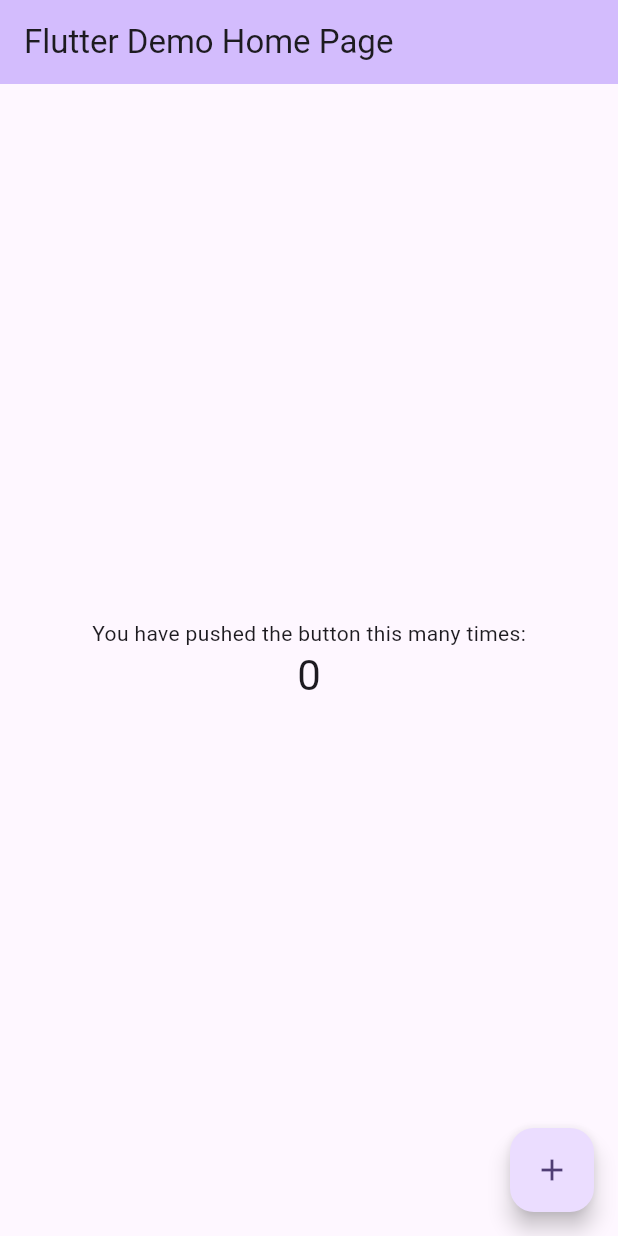
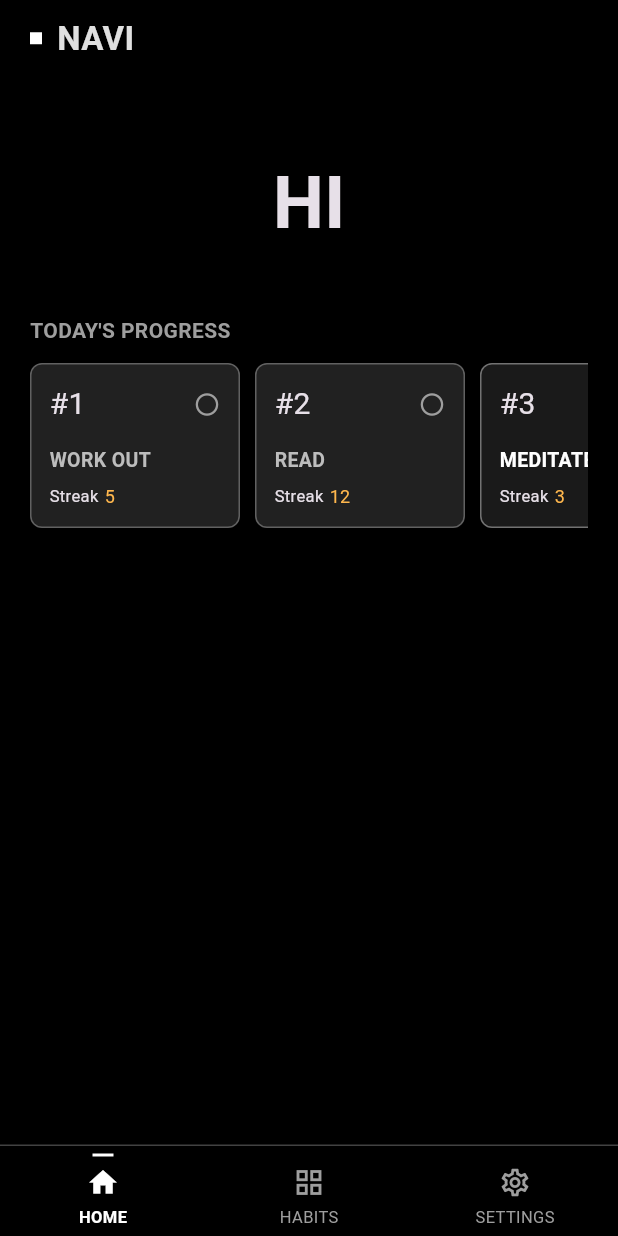
Before and after one commit to notwewnothing/Navi, a Flutter app: the screen it shows after launch, on a phone screen of 412 x 824 dp. Run offline on Flutter 3.47's test engine with Material 3 defaults, Android fonts, the phone set to English and light mode, and no system bars.

Commit message:
Added Navbar , Splash screen , Home Screen

```diff
--- a/lib/main.dart
+++ b/lib/main.dart
@@ -1,4 +1,5 @@
 import 'package:flutter/material.dart';
+import 'screens/splash_screen.dart';
 
 void main() {
   runApp(const MyApp());
@@ -7,116 +8,18 @@ void main() {
 class MyApp extends StatelessWidget {
   const MyApp({super.key});
 
-  // This widget is the root of your application.
   @override
   Widget build(BuildContext context) {
     return MaterialApp(
-      title: 'Flutter Demo',
+      title: 'navi',
       theme: ThemeData(
-        // This is the theme of your application.
-        //
-        // TRY THIS: Try running your application with "flutter run". You'll see
-        // the application has a purple toolbar. Then, without quitting the app,
-        // try changing the seedColor in the colorScheme below to Colors.green
-        // and then invoke "hot reload" (save your changes or press the "hot
-        // reload" button in a Flutter-supported IDE, or press "r" if you used
-        // the command line to start the app).
-        //
-        // Notice that the counter didn't reset back to zero; the application
-        // state is not lost during the reload. To reset the state, use hot
-        // restart instead.
-        //
-        // This works for code too, not just values: Most code changes can be
-        // tested with just a hot reload.
-        colorScheme: .fromSeed(seedColor: Colors.deepPurple),
+        scaffoldBackgroundColor: Colors.black,
+        colorScheme: ColorScheme.fromSeed(
+          seedColor: Colors.deepPurple,
+          brightness: Brightness.dark,
+        ),
       ),
-      home: const MyHomePage(title: 'Flutter Demo Home Page'),
+      home: const SplashScreen(),
     );
   }
 }
-
-class MyHomePage extends StatefulWidget {
-  const MyHomePage({super.key, required this.title});
-
-  // This widget is the home page of your application. It is stateful, meaning
-  // that it has a State object (defined below) that contains fields that affect
-  // how it looks.
-
-  // This class is the configuration for the state. It holds the values (in this
-  // case the title) provided by the parent (in this case the App widget) and
-  // used by the build method of the State. Fields in a Widget subclass are
-  // always marked "final".
-
-  final String title;
-
-  @override
-  State<MyHomePage> createState() => _MyHomePageState();
-}
-
-class _MyHomePageState extends State<MyHomePage> {
-  int _counter = 0;
-
-  void _incrementCounter() {
-    setState(() {
-      // This call to setState tells the Flutter framework that something has
-      // changed in this State, which causes it to rerun the build method below
-      // so that the display can reflect the updated values. If we changed
-      // _counter without calling setState(), then the build method would not be
-      // called again, and so nothing would appear to happen.
-      _counter++;
-    });
-  }
-
-  @override
-  Widget build(BuildContext context) {
-    // This method is rerun every time setState is called, for instance as done
-    // by the _incrementCounter method above.
-    //
-    // The Flutter framework has been optimized to make rerunning build methods
-    // fast, so that you can just rebuild anything that needs updating rather
-    // than having to individually change instances of widgets.
-    return Scaffold(
-      appBar: AppBar(
-        // TRY THIS: Try changing the color here to a specific color (to
-        // Colors.amber, perhaps?) and trigger a hot reload to see the AppBar
-        // change color while the other colors stay the same.
-        backgroundColor: Theme.of(context).colorScheme.inversePrimary,
-        // Here we take the value from the MyHomePage object that was created by
-        // the App.build method, and use it to set our appbar title.
-        title: Text(widget.title),
-      ),
-      body: Center(
-        // Center is a layout widget. It takes a single child and positions it
-        // in the middle of the parent.
-        child: Column(
-          // Column is also a layout widget. It takes a list of children and
-          // arranges them vertically. By default, it sizes itself to fit its
-          // children horizontally, and tries to be as tall as its parent.
-          //
-          // Column has various properties to control how it sizes itself and
-          // how it positions its children. Here we use mainAxisAlignment to
-          // center the children vertically; the main axis here is the vertical
-          // axis because Columns are vertical (the cross axis would be
-          // horizontal).
-          //
-          // TRY THIS: Invoke "debug painting" (choose the "Toggle Debug Paint"
-          // action in the IDE, or press "p" in the console), to see the
-          // wireframe for each widget.
-          mainAxisAlignment: .center,
-          children: [
-            const Text('You have pushed the button this many times:'),
-            Text(
-              '$_counter',
-              style: Theme.of(context).textTheme.headlineMedium,
-            ),
-          ],
-        ),
-      ),
-      floatingActionButton: FloatingActionButton(
-        onPressed: _incrementCounter,
-        tooltip: 'Increment',
-        child: const Icon(Icons.add),
-      ),
-    );
-  }
-}
--- /dev/null
+++ b/lib/screens/habits/habits_screen.dart
@@ -0,0 +1,22 @@
+import 'package:flutter/material.dart';
+
+class HabitsScreen extends StatelessWidget {
+  const HabitsScreen({super.key});
+
+  @override
+  Widget build(BuildContext context) {
+    return Scaffold(
+      backgroundColor: Colors.black,
+      body: Center(
+        child: Text(
+          'HABITS',
+          style: TextStyle(
+            fontSize: 32,
+            fontWeight: FontWeight.bold,
+            color: Colors.grey.shade500,
+          ),
+        ),
+      ),
+    );
+  }
+}
--- /dev/null
+++ b/lib/screens/home/home_screen.dart
@@ -0,0 +1,143 @@
+import 'package:flutter/material.dart';
+
+class HomeScreen extends StatelessWidget {
+  const HomeScreen({super.key});
+
+  @override
+  Widget build(BuildContext context) {
+    return Scaffold(
+      backgroundColor: Colors.black,
+      body: SafeArea(
+        child: ListView(
+          padding: const EdgeInsets.fromLTRB(20, 10, 20, 28),
+          children: [
+            Row(
+              children: [
+                Container(width: 8, height: 8, color: Colors.white),
+                const SizedBox(width: 10),
+                Text(
+                  'NAVI',
+                  style: TextStyle(
+                    fontSize: 22,
+                    fontWeight: FontWeight.bold,
+                    color: Colors.grey.shade300,
+                  ),
+                ),
+              ],
+            ),
+            const SizedBox(height: 60),
+            const Center(
+              child: Text(
+                'HI',
+                style: TextStyle(
+                  fontSize: 48,
+                  fontWeight: FontWeight.bold,
+                ),
+              ),
+            ),
+            const SizedBox(height: 40),
+            Text(
+              "TODAY'S PROGRESS",
+              style: TextStyle(
+                fontSize: 14,
+                fontWeight: FontWeight.w600,
+                color: Colors.grey.shade500,
+              ),
+            ),
+            const SizedBox(height: 12),
+            SizedBox(
+              height: 110,
+              child: ListView.separated(
+                scrollDirection: Axis.horizontal,
+                itemCount: 3,
+                separatorBuilder: (_, _) => const SizedBox(width: 10),
+                itemBuilder: (context, i) {
+                  final habits = [
+                    ('Work Out', '#1', 5),
+                    ('Read', '#2', 12),
+                    ('Meditate', '#3', 3),
+                  ];
+                  final (name, icon, streak) = habits[i];
+                  return _HabitCard(
+                    icon: icon,
+                    name: name,
+                    streak: streak,
+                    done: i == 2,
+                  );
+                },
+              ),
+            ),
+          ],
+        ),
+      ),
+    );
+  }
+}
+
+class _HabitCard extends StatelessWidget {
+  final String icon;
+  final String name;
+  final int streak;
+  final bool done;
+
+  const _HabitCard({
+    required this.icon,
+    required this.name,
+    required this.streak,
+    required this.done,
+  });
+
+  @override
+  Widget build(BuildContext context) {
+    return Container(
+      width: 140,
+      padding: const EdgeInsets.all(12),
+      decoration: BoxDecoration(
+        color: done ? Colors.white.withValues(alpha: 0.1) : Colors.grey.shade900,
+        borderRadius: BorderRadius.circular(8),
+        border: Border.all(
+          color: done ? Colors.white38 : Colors.grey.shade700,
+        ),
+      ),
+      child: Column(
+        crossAxisAlignment: CrossAxisAlignment.start,
+        children: [
+          Row(
+            children: [
+              Text(icon, style: const TextStyle(fontSize: 20)),
+              const Spacer(),
+              Icon(
+                done ? Icons.check_circle : Icons.circle_outlined,
+                color: done ? Colors.white : Colors.grey,
+                size: 18,
+              ),
+            ],
+          ),
+          const Spacer(),
+          Text(
+            name.toUpperCase(),
+            style: TextStyle(
+              fontSize: 13,
+              fontWeight: FontWeight.w600,
+              color: done ? Colors.white : Colors.grey.shade400,
+            ),
+          ),
+          const SizedBox(height: 6),
+          Row(
+            children: [
+              Text('Streak', style: TextStyle(fontSize: 11)),
+              const SizedBox(width: 4),
+              Text(
+                '$streak',
+                style: TextStyle(
+                  fontSize: 12,
+                  color: streak > 0 ? Colors.orange.shade300 : Colors.grey,
+                ),
+              ),
+            ],
+          ),
+        ],
+      ),
+    );
+  }
+}
--- /dev/null
+++ b/lib/screens/settings/settings_screen.dart
@@ -0,0 +1,22 @@
+import 'package:flutter/material.dart';
+
+class SettingsScreen extends StatelessWidget {
+  const SettingsScreen({super.key});
+
+  @override
+  Widget build(BuildContext context) {
+    return Scaffold(
+      backgroundColor: Colors.black,
+      body: Center(
+        child: Text(
+          'SETTINGS',
+          style: TextStyle(
+            fontSize: 32,
+            fontWeight: FontWeight.bold,
+            color: Colors.grey.shade500,
+          ),
+        ),
+      ),
+    );
+  }
+}
--- /dev/null
+++ b/lib/screens/shell.dart
@@ -0,0 +1,121 @@
+import 'package:flutter/material.dart';
+import 'home/home_screen.dart';
+import 'habits/habits_screen.dart';
+import 'settings/settings_screen.dart';
+
+class Shell extends StatefulWidget {
+  const Shell({super.key});
+
+  @override
+  State<Shell> createState() => ShellState();
+}
+
+class ShellState extends State<Shell> {
+  int _index = 0;
+
+  void goTo(int index) {
+    if (index == _index) return;
+    setState(() => _index = index);
+  }
+
+  @override
+  Widget build(BuildContext context) {
+    return Scaffold(
+      backgroundColor: Colors.black,
+      body: IndexedStack(
+        index: _index,
+        children: const [
+          HomeScreen(),
+          HabitsScreen(),
+          SettingsScreen(),
+        ],
+      ),
+      bottomNavigationBar: Container(
+        decoration: BoxDecoration(
+          color: Colors.black,
+          border: Border(top: BorderSide(color: Colors.grey.shade800)),
+        ),
+        child: SafeArea(
+          top: false,
+          child: SizedBox(
+            height: 60,
+            child: Row(
+              children: [
+                _NavItem(
+                  icon: Icons.home_outlined,
+                  iconSelected: Icons.home,
+                  label: 'HOME',
+                  selected: _index == 0,
+                  onTap: () => setState(() => _index = 0),
+                ),
+                _NavItem(
+                  icon: Icons.grid_view_outlined,
+                  iconSelected: Icons.grid_view,
+                  label: 'HABITS',
+                  selected: _index == 1,
+                  onTap: () => setState(() => _index = 1),
+                ),
+                _NavItem(
+                  icon: Icons.settings_outlined,
+                  iconSelected: Icons.settings,
+                  label: 'SETTINGS',
+                  selected: _index == 2,
+                  onTap: () => setState(() => _index = 2),
+                ),
+              ],
+            ),
+          ),
+        ),
+      ),
+    );
+  }
+}
+
+class _NavItem extends StatelessWidget {
+  final IconData icon;
+  final IconData iconSelected;
+  final String label;
+  final bool selected;
+  final VoidCallback onTap;
+
+  const _NavItem({
+    required this.icon,
+    required this.iconSelected,
+    required this.label,
+    required this.selected,
+    required this.onTap,
+  });
+
+  @override
+  Widget build(BuildContext context) {
+    final color = selected ? Colors.white : Colors.grey;
+    return Expanded(
+      child: GestureDetector(
+        behavior: HitTestBehavior.opaque,
+        onTap: onTap,
+        child: Column(
+          mainAxisAlignment: MainAxisAlignment.center,
+          children: [
+            AnimatedContainer(
+              duration: const Duration(milliseconds: 180),
+              width: 14,
+              height: 2,
+              color: selected ? Colors.white : Colors.transparent,
+              margin: const EdgeInsets.only(bottom: 6),
+            ),
+            Icon(selected ? iconSelected : icon, color: color, size: 22),
+            const SizedBox(height: 4),
+            Text(
+              label,
+              style: TextStyle(
+                fontSize: 11,
+                color: color,
+                fontWeight: selected ? FontWeight.w600 : FontWeight.normal,
+              ),
+            ),
+          ],
+        ),
+      ),
+    );
+  }
+}
--- /dev/null
+++ b/lib/screens/splash_screen.dart
@@ -0,0 +1,41 @@
+import 'package:flutter/material.dart';
+import 'shell.dart';
+
+class SplashScreen extends StatefulWidget {
+  const SplashScreen({super.key});
+
+  @override
+  State<SplashScreen> createState() => _SplashScreenState();
+}
+
+class _SplashScreenState extends State<SplashScreen> {
+  @override
+  void initState() {
+    super.initState();
+    Future.delayed(const Duration(seconds: 3), () {
+      if (mounted) {
+        Navigator.pushReplacement(
+          context,
+          MaterialPageRoute(builder: (_) => const Shell()),
+        );
+      }
+    });
+  }
+
+  @override
+  Widget build(BuildContext context) {
+    return const Scaffold(
+      backgroundColor: Colors.black,
+      body: Center(
+        child: Text(
+          'navi',
+          style: TextStyle(
+            color: Colors.white,
+            fontSize: 48,
+            fontWeight: FontWeight.bold,
+          ),
+        ),
+      ),
+    );
+  }
+}
```
